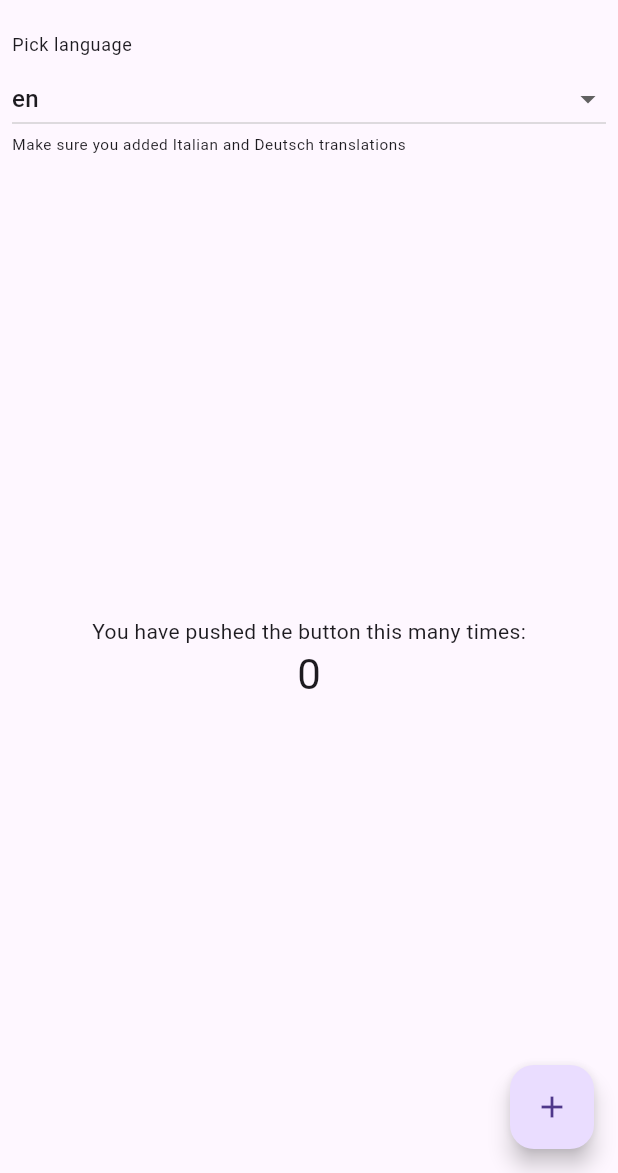
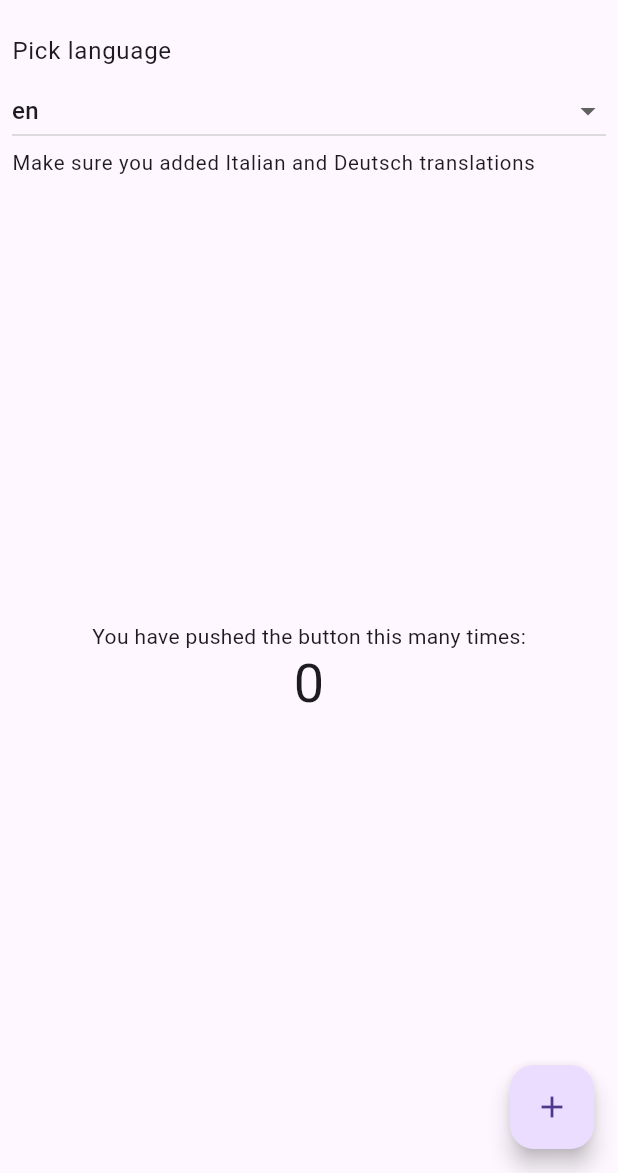
Before and after one commit to sxtfv/flutter_arb_translator, a Flutter app: the screen it shows after launch, on a phone screen of 412 x 824 dp, the part 63-1236 px from its top. Run offline on Flutter 3.47's test engine with Material 3 defaults, Android fonts, the phone set to English and light mode, and no system bars; our stand-ins replace convert; missing offline and left inert: encrypt, pointycastle; generated files the repository leaves out were written again.

Commit message:
1.0.14 - update dependencies

```diff
--- a/example/lib/main.dart
+++ b/example/lib/main.dart
@@ -117,7 +117,7 @@ class _MyHomePageState extends State<MyHomePage> {
               children: [
                 Text(
                   locale.pick_language,
-                  style: Theme.of(context).textTheme.caption,
+                  style: Theme.of(context).textTheme.bodyLarge,
                 ),
                 const SizedBox(
                   height: 4,
@@ -143,9 +143,9 @@ class _MyHomePageState extends State<MyHomePage> {
                 ),
                 Text(
                   locale.make_sure_you_added_italian_and_deutsch_translations,
-                  style: Theme.of(context).textTheme.caption!.copyWith(
+                  style: Theme.of(context).textTheme.bodyLarge!.copyWith(
                         fontSize:
-                            Theme.of(context).textTheme.caption!.fontSize! *
+                            Theme.of(context).textTheme.bodyLarge!.fontSize! *
                                 0.85,
                       ),
                 ),
@@ -161,7 +161,7 @@ class _MyHomePageState extends State<MyHomePage> {
                     ),
                     Text(
                       '$_counter',
-                      style: Theme.of(context).textTheme.headline4,
+                      style: Theme.of(context).textTheme.displaySmall,
                     ),
                   ],
                 ),
--- a/example/pubspec.yaml
+++ b/example/pubspec.yaml
@@ -31,7 +31,7 @@ dependencies:
     sdk: flutter
   flutter_localizations:
     sdk: flutter
-  intl: ^0.18.0
+  intl: ^0.19.0
 
 
   # The following adds the Cupertino Icons font to your application.
```
Also changed, not shown: pubspec.yaml (+7 -7 lines), example/pubspec.lock, pubspec.lock, 5 other files.
